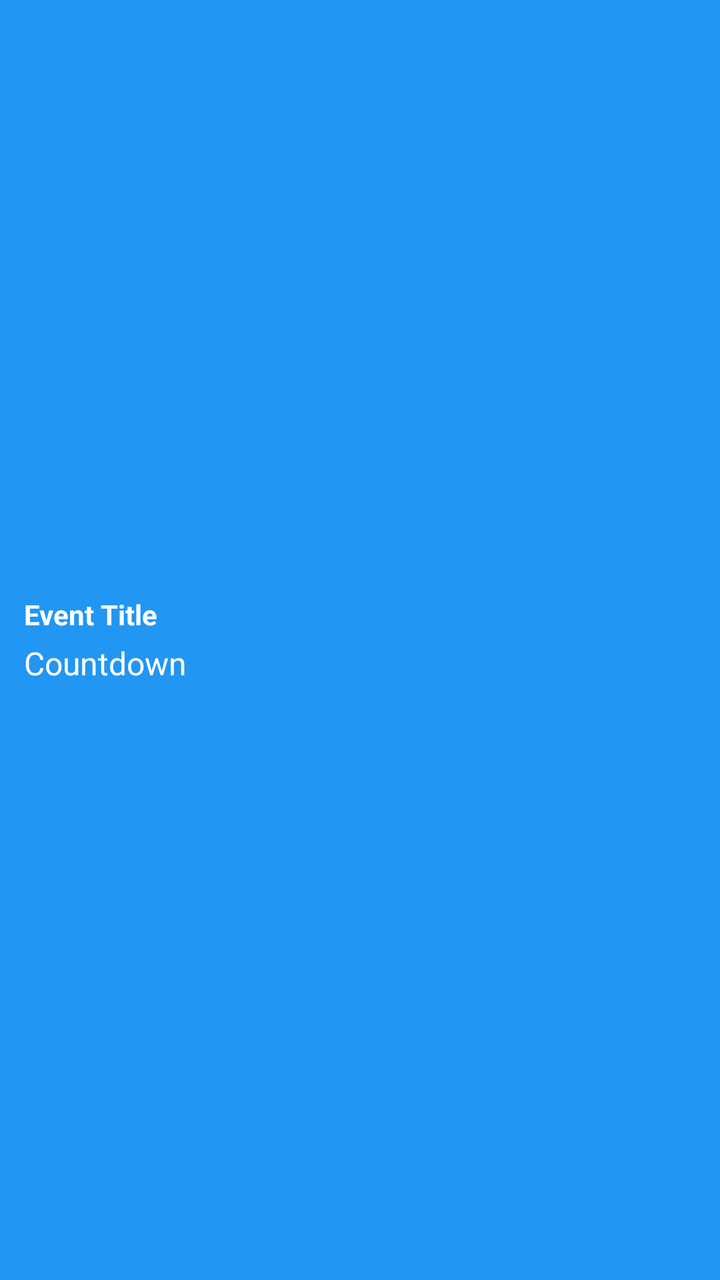
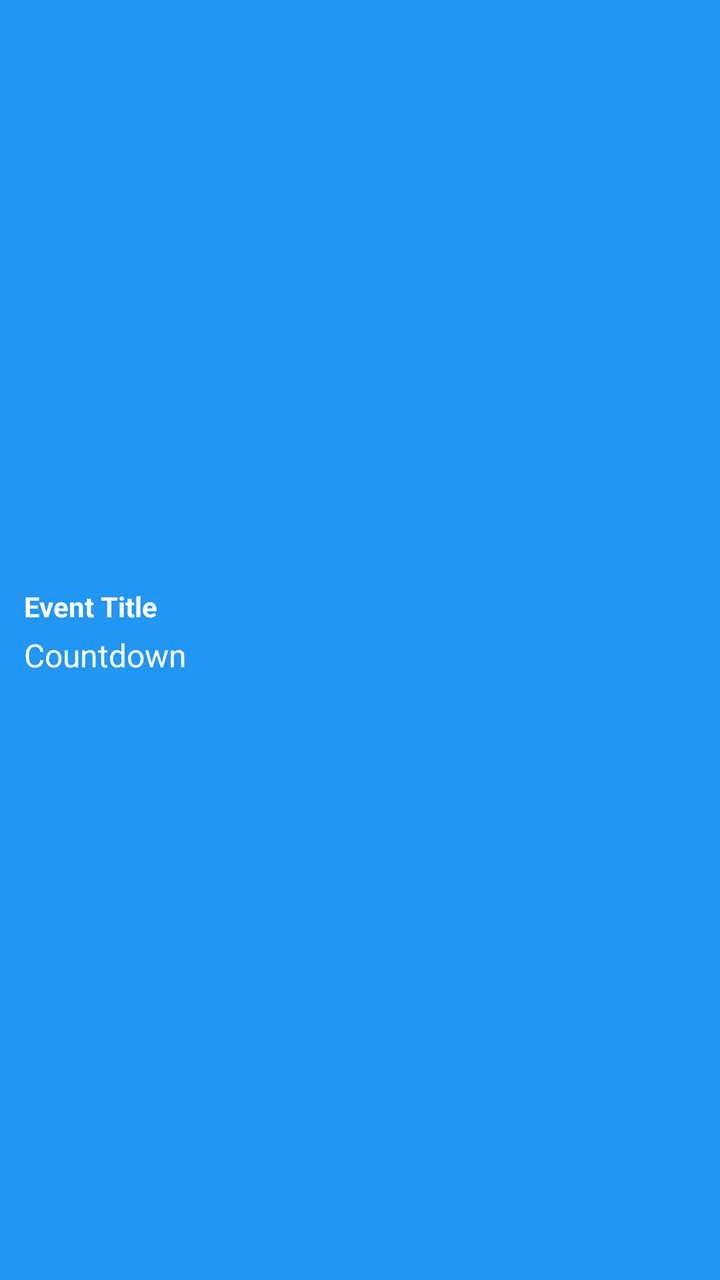

The first picture is an Android layout as it rendered before a commit; the second is the same layout after the commit. The layout source and the unified diff follow.
<!-- AndroidManifest.xml: fallback theme Theme.MaterialComponents.DayNight.NoActionBar -->
<!-- res/layout/event_widget_layout.xml -->
<?xml version="1.0" encoding="utf-8"?>
<FrameLayout xmlns:android="http://schemas.android.com/apk/res/android"
    android:id="@+id/widget_root"
    android:layout_width="match_parent"
    android:layout_height="match_parent"
    android:background="@drawable/widget_background_fallback">

    
    <ImageView
        android:id="@+id/widget_background"
        android:layout_width="match_parent"
        android:layout_height="match_parent"
        android:scaleType="centerCrop"
        android:contentDescription="@null" />

    <LinearLayout
        android:layout_width="match_parent"
        android:layout_height="match_parent"
        android:orientation="vertical"
        android:gravity="center_vertical"
        android:padding="12dp">

        <TextView
            android:id="@+id/widget_title"
            android:layout_width="match_parent"
            android:layout_height="wrap_content"
            android:text="Event Title"
            android:textSize="14sp"
            android:textStyle="bold"
            android:maxLines="1"
            android:ellipsize="end"
            android:textColor="#FFFFFF" />

        <TextView
            android:id="@+id/widget_countdown"
            android:layout_width="match_parent"
            android:layout_height="wrap_content"
            android:layout_marginTop="4dp"
            android:text="Countdown"
            android:textSize="16sp"
            android:maxLines="2"
            android:ellipsize="end"
            android:textColor="#FFFFFF" />

        
        <ProgressBar
            android:id="@+id/widget_progress"
            style="?android:attr/progressBarStyleHorizontal"
            android:layout_width="match_parent"
            android:layout_height="4dp"
            android:layout_marginTop="6dp"
            android:max="100"
            android:progress="0"
            android:progressDrawable="@drawable/widget_progress_drawable"
            android:visibility="gone" />

    </LinearLayout>

</FrameLayout>
<!-- resources referenced by this layout -->
<resources>
  <!-- drawable widget_background_fallback (drawable) -->
  <?xml version="1.0" encoding="utf-8"?>
  <shape xmlns:android="http://schemas.android.com/apk/res/android"
      android:shape="rectangle">
      <solid android:color="#2196F3" />
  </shape>
  <!-- drawable widget_progress_drawable (drawable) -->
  <?xml version="1.0" encoding="utf-8"?>
  <layer-list xmlns:android="http://schemas.android.com/apk/res/android">
      <item android:id="@android:id/background">
          <shape android:shape="rectangle">
              <solid android:color="#40FFFFFF" />
              <corners android:radius="2dp" />
          </shape>
      </item>
      <item android:id="@android:id/progress">
          <clip android:clipOrientation="horizontal" android:gravity="left">
              <shape android:shape="rectangle">
                  <solid android:color="#FFFFFF" />
                  <corners android:radius="2dp" />
              </shape>
          </clip>
      </item>
  </layer-list>
</resources>

<!-- the commit's change to res/layout/event_widget_layout.xml (unified diff, before → after) -->
@@ -43,16 +43,36 @@
             android:textColor="#FFFFFF" />
 
         
-        <ProgressBar
-            android:id="@+id/widget_progress"
-            style="?android:attr/progressBarStyleHorizontal"
+        <LinearLayout
             android:layout_width="match_parent"
-            android:layout_height="4dp"
-            android:layout_marginTop="6dp"
-            android:max="100"
-            android:progress="0"
-            android:progressDrawable="@drawable/widget_progress_drawable"
-            android:visibility="gone" />
+            android:layout_height="wrap_content"
+            android:orientation="horizontal"
+            android:layout_marginTop="8dp"
+            android:gravity="center_vertical">
+
+            <ProgressBar
+                android:id="@+id/widget_progress"
+                style="?android:attr/progressBarStyleHorizontal"
+                android:layout_width="0dp"
+                android:layout_height="6dp"
+                android:layout_weight="1"
+                android:max="100"
+                android:progress="0"
+                android:progressDrawable="@drawable/widget_progress_drawable"
+                android:visibility="gone" />
+
+            <TextView
+                android:id="@+id/widget_progress_text"
+                android:layout_width="wrap_content"
+                android:layout_height="wrap_content"
+                android:layout_marginStart="8dp"
+                android:text="0%"
+                android:textSize="11sp"
+                android:textStyle="bold"
+                android:textColor="#FFFFFF"
+                android:visibility="gone" />
+
+        </LinearLayout>
 
     </LinearLayout>
 
